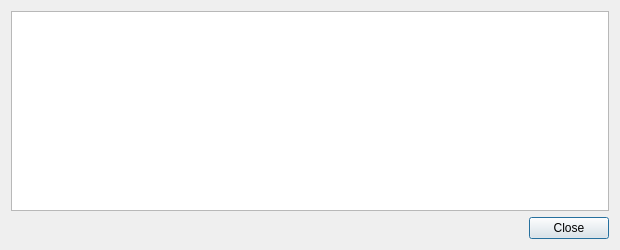
Above: src/qt/forms/transactiondescdialog.ui from Greedi/weedcoin before the change. Below: the same form after it.
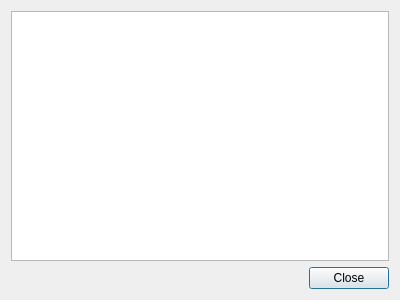
That is the form after the change.

Diff of the .ui file:
```diff
--- a/src/qt/forms/transactiondescdialog.ui
+++ b/src/qt/forms/transactiondescdialog.ui
@@ -6,8 +6,8 @@
    <rect>
     <x>0</x>
     <y>0</y>
-    <width>620</width>
-    <height>250</height>
+    <width>400</width>
+    <height>300</height>
    </rect>
   </property>
   <property name="windowTitle">
```
